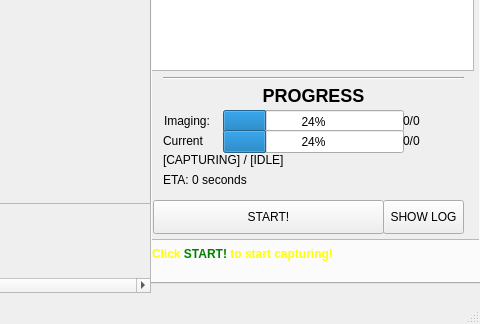
This is UI/MainWindow.ui in N3RDIUM/AstroPi as Qt 5 draws it before an edit; both pictures show x 600 to 1080 and y 396 to 720 of the 1080 by 720 pixel window. The edited form follows.
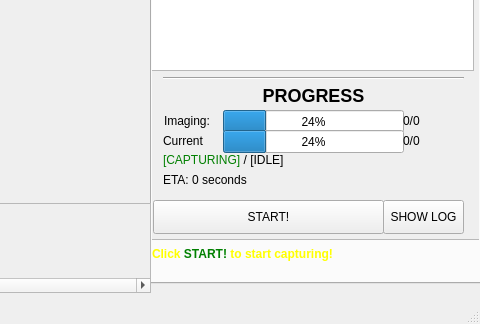
This is the edited form. The open tabs and pages were chosen to show the change.

```diff
--- a/UI/MainWindow.ui
+++ b/UI/MainWindow.ui
@@ -944,7 +944,7 @@
          </rect>
         </property>
         <property name="text">
-         <string>[CAPTURING] / [IDLE]</string>
+         <string>&lt;span style=&quot;color:green&quot;&gt;[CAPTURING]&lt;/span&gt; / [IDLE]</string>
         </property>
        </widget>
        <widget class="QPushButton" name="pushButton_8">
```
